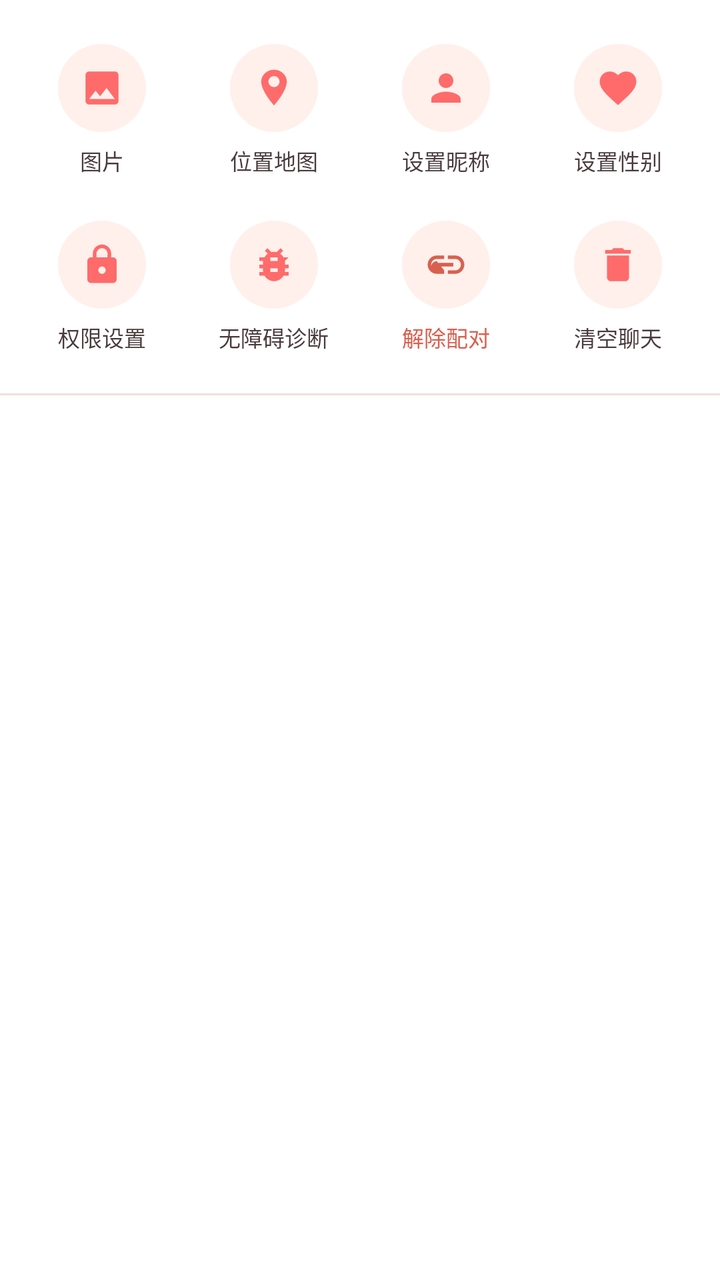
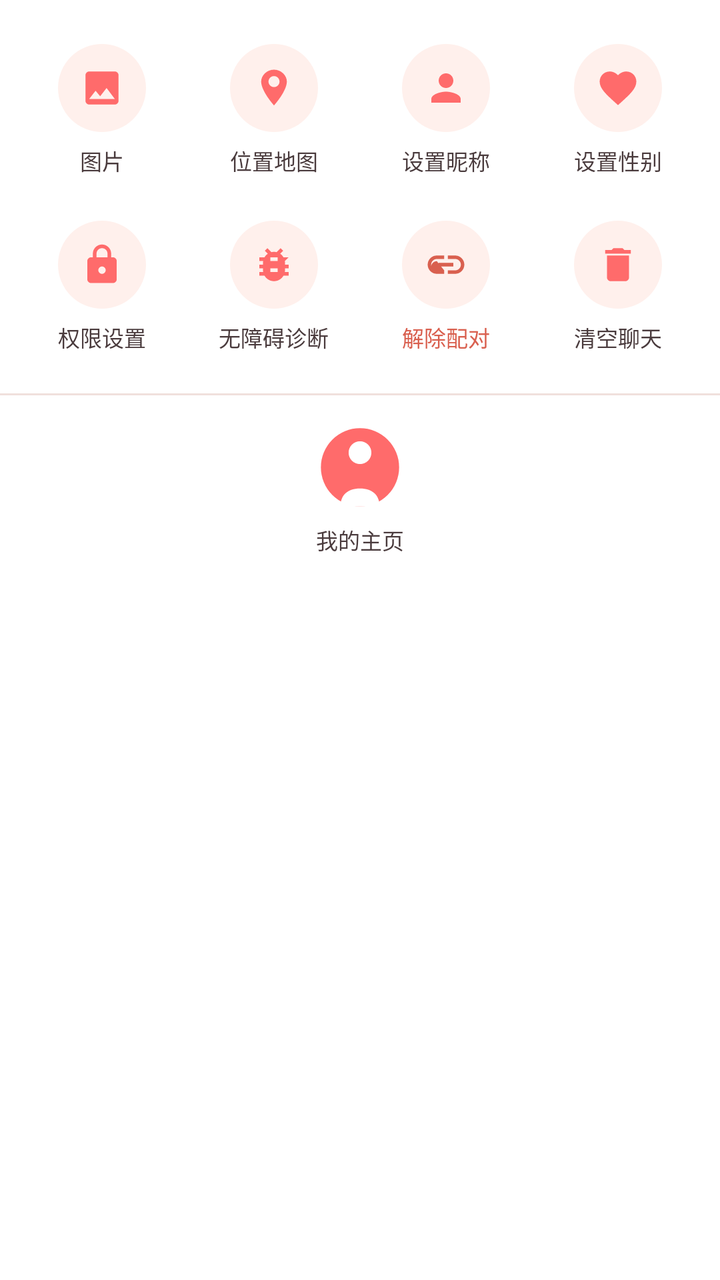

Compare the two renders of this Android layout. The source of the first and the diff that turns it into the second are given below.
<!-- AndroidManifest.xml: application theme Theme.EyeMonitor -->
<!-- res/layout/view_more_panel.xml -->
<?xml version="1.0" encoding="utf-8"?>
<LinearLayout xmlns:android="http://schemas.android.com/apk/res/android"
    android:id="@+id/more_panel"
    android:layout_width="match_parent"
    android:layout_height="wrap_content"
    android:orientation="vertical"
    android:background="@color/surface"
    android:elevation="4dp">

    
    <LinearLayout
        android:layout_width="match_parent"
        android:layout_height="wrap_content"
        android:orientation="horizontal"
        android:paddingTop="14dp"
        android:paddingStart="8dp"
        android:paddingEnd="8dp">

        <LinearLayout
            android:id="@+id/grid_image"
            android:layout_width="0dp"
            android:layout_height="wrap_content"
            android:layout_weight="1"
            android:orientation="vertical"
            android:gravity="center"
            android:padding="8dp"
            android:clickable="true"
            android:focusable="true"
            android:background="?attr/selectableItemBackground">
            <ImageView
                android:layout_width="44dp"
                android:layout_height="44dp"
                android:src="@drawable/ic_image"
                android:background="@drawable/bg_icon_circle"
                android:padding="11dp"
                android:tint="@color/primary" />
            <TextView
                android:layout_width="wrap_content"
                android:layout_height="wrap_content"
                android:text="@string/menu_image"
                android:textColor="@color/text_primary"
                android:textSize="11sp"
                android:layout_marginTop="6dp" />
        </LinearLayout>

        <LinearLayout
            android:id="@+id/grid_map"
            android:layout_width="0dp"
            android:layout_height="wrap_content"
            android:layout_weight="1"
            android:orientation="vertical"
            android:gravity="center"
            android:padding="8dp"
            android:clickable="true"
            android:focusable="true"
            android:background="?attr/selectableItemBackground">
            <ImageView
                android:layout_width="44dp"
                android:layout_height="44dp"
                android:src="@drawable/ic_map"
                android:background="@drawable/bg_icon_circle"
                android:padding="11dp"
                android:tint="@color/primary" />
            <TextView
                android:layout_width="wrap_content"
                android:layout_height="wrap_content"
                android:text="@string/menu_map"
                android:textColor="@color/text_primary"
                android:textSize="11sp"
                android:layout_marginTop="6dp" />
        </LinearLayout>

        <LinearLayout
            android:id="@+id/grid_nickname"
            android:layout_width="0dp"
            android:layout_height="wrap_content"
            android:layout_weight="1"
            android:orientation="vertical"
            android:gravity="center"
            android:padding="8dp"
            android:clickable="true"
            android:focusable="true"
            android:background="?attr/selectableItemBackground">
            <ImageView
                android:layout_width="44dp"
                android:layout_height="44dp"
                android:src="@drawable/ic_person"
                android:background="@drawable/bg_icon_circle"
                android:padding="11dp"
                android:tint="@color/primary" />
            <TextView
                android:layout_width="wrap_content"
                android:layout_height="wrap_content"
                android:text="@string/menu_nickname"
                android:textColor="@color/text_primary"
                android:textSize="11sp"
                android:layout_marginTop="6dp" />
        </LinearLayout>

        <LinearLayout
            android:id="@+id/grid_gender"
            android:layout_width="0dp"
            android:layout_height="wrap_content"
            android:layout_weight="1"
            android:orientation="vertical"
            android:gravity="center"
            android:padding="8dp"
            android:clickable="true"
            android:focusable="true"
            android:background="?attr/selectableItemBackground">
            <ImageView
                android:layout_width="44dp"
                android:layout_height="44dp"
                android:src="@drawable/ic_gender"
                android:background="@drawable/bg_icon_circle"
                android:padding="11dp"
                android:tint="@color/primary" />
            <TextView
                android:layout_width="wrap_content"
                android:layout_height="wrap_content"
                android:text="@string/menu_gender"
                android:textColor="@color/text_primary"
                android:textSize="11sp"
                android:layout_marginTop="6dp" />
        </LinearLayout>
    </LinearLayout>

    
    <LinearLayout
        android:layout_width="match_parent"
        android:layout_height="wrap_content"
        android:orientation="horizontal"
        android:paddingTop="6dp"
        android:paddingStart="8dp"
        android:paddingEnd="8dp">

        <LinearLayout
            android:id="@+id/grid_permissions"
            android:layout_width="0dp"
            android:layout_height="wrap_content"
            android:layout_weight="1"
            android:orientation="vertical"
            android:gravity="center"
            android:padding="8dp"
            android:clickable="true"
            android:focusable="true"
            android:background="?attr/selectableItemBackground">
            <ImageView
                android:layout_width="44dp"
                android:layout_height="44dp"
                android:src="@drawable/ic_settings"
                android:background="@drawable/bg_icon_circle"
                android:padding="11dp"
                android:tint="@color/primary" />
            <TextView
                android:layout_width="wrap_content"
                android:layout_height="wrap_content"
                android:text="@string/menu_permissions"
                android:textColor="@color/text_primary"
                android:textSize="11sp"
                android:layout_marginTop="6dp" />
        </LinearLayout>

        <LinearLayout
            android:id="@+id/grid_diagnose"
            android:layout_width="0dp"
            android:layout_height="wrap_content"
            android:layout_weight="1"
            android:orientation="vertical"
            android:gravity="center"
            android:padding="8dp"
            android:clickable="true"
            android:focusable="true"
            android:background="?attr/selectableItemBackground">
            <ImageView
                android:layout_width="44dp"
                android:layout_height="44dp"
                android:src="@drawable/ic_debug"
                android:background="@drawable/bg_icon_circle"
                android:padding="11dp"
                android:tint="@color/primary" />
            <TextView
                android:layout_width="wrap_content"
                android:layout_height="wrap_content"
                android:text="@string/menu_diagnose"
                android:textColor="@color/text_primary"
                android:textSize="11sp"
                android:layout_marginTop="6dp" />
        </LinearLayout>

        <LinearLayout
            android:id="@+id/grid_unpair"
            android:layout_width="0dp"
            android:layout_height="wrap_content"
            android:layout_weight="1"
            android:orientation="vertical"
            android:gravity="center"
            android:padding="8dp"
            android:clickable="true"
            android:focusable="true"
            android:background="?attr/selectableItemBackground">
            <ImageView
                android:layout_width="44dp"
                android:layout_height="44dp"
                android:src="@drawable/ic_pair"
                android:background="@drawable/bg_icon_circle"
                android:padding="11dp"
                android:tint="@color/status_error" />
            <TextView
                android:layout_width="wrap_content"
                android:layout_height="wrap_content"
                android:text="@string/menu_unpair"
                android:textColor="@color/status_error"
                android:textSize="11sp"
                android:layout_marginTop="6dp" />
        </LinearLayout>

        <LinearLayout
            android:id="@+id/grid_clear"
            android:layout_width="0dp"
            android:layout_height="wrap_content"
            android:layout_weight="1"
            android:orientation="vertical"
            android:gravity="center"
            android:padding="8dp"
            android:clickable="true"
            android:focusable="true"
            android:background="?attr/selectableItemBackground">
            <ImageView
                android:layout_width="44dp"
                android:layout_height="44dp"
                android:src="@drawable/ic_delete"
                android:background="@drawable/bg_icon_circle"
                android:padding="11dp"
                android:tint="@color/primary" />
            <TextView
                android:layout_width="wrap_content"
                android:layout_height="wrap_content"
                android:text="@string/menu_clear_chat"
                android:textColor="@color/text_primary"
                android:textSize="11sp"
                android:layout_marginTop="6dp" />
        </LinearLayout>
    </LinearLayout>

    <View
        android:layout_width="match_parent"
        android:layout_height="1dp"
        android:background="@color/divider"
        android:layout_marginTop="12dp" />
</LinearLayout>
<!-- resources referenced by this layout -->
<resources>
  <color name="divider">#F0E0DC</color>
  <color name="primary">#FF6B6B</color>
  <color name="status_error">#D9604F</color>
  <color name="surface">#FFFFFF</color>
  <color name="text_primary">#4A3B3D</color>
  <!-- drawable bg_icon_circle (drawable) -->
  <?xml version="1.0" encoding="utf-8"?>
  <shape xmlns:android="http://schemas.android.com/apk/res/android"
      android:shape="oval">
      <solid android:color="@color/surface_alt" />
  </shape>
  <!-- drawable ic_delete (drawable) -->
  <?xml version="1.0" encoding="utf-8"?>
  <vector xmlns:android="http://schemas.android.com/apk/res/android"
      android:width="24dp"
      android:height="24dp"
      android:viewportWidth="24"
      android:viewportHeight="24">
      <path
          android:fillColor="#FF6B6B"
          android:pathData="M6,19c0,1.1 0.9,2 2,2h8c1.1,0 2,-0.9 2,-2V7H6v12zM19,4h-3.5l-1,-1h-5l-1,1H5v2h14V4z" />
  </vector>
  <!-- drawable ic_image (drawable) -->
  <?xml version="1.0" encoding="utf-8"?>
  <vector xmlns:android="http://schemas.android.com/apk/res/android"
      android:width="24dp"
      android:height="24dp"
      android:viewportWidth="24"
      android:viewportHeight="24">
      <path
          android:fillColor="#FF6B6B"
          android:pathData="M21,19V5c0,-1.1 -0.9,-2 -2,-2H5C3.9,3 3,3.9 3,5v14c0,1.1 0.9,2 2,2h14C20.1,21 21,20.1 21,19zM8.5,13.5l2.5,3.01L14.5,12l4.5,6H5l3.5,-4.5z" />
  </vector>
  <!-- drawable ic_map (drawable) -->
  <?xml version="1.0" encoding="utf-8"?>
  <vector xmlns:android="http://schemas.android.com/apk/res/android"
      android:width="24dp"
      android:height="24dp"
      android:viewportWidth="24"
      android:viewportHeight="24">
      <path
          android:fillColor="#FFFFFF"
          android:pathData="M12,2C8.13,2 5,5.13 5,8.5c0,5.25 7,13 7,13s7,-7.75 7,-13C19,5.13 15.87,2 12,2zM12,11.5c-1.66,0 -3,-1.34 -3,-3s1.34,-3 3,-3 3,1.34 3,3 -1.34,3 -3,3z" />
  </vector>
  <!-- drawable ic_person (drawable) -->
  <?xml version="1.0" encoding="utf-8"?>
  <vector xmlns:android="http://schemas.android.com/apk/res/android"
      android:width="24dp"
      android:height="24dp"
      android:viewportWidth="24"
      android:viewportHeight="24">
      <path
          android:fillColor="#FF6B6B"
          android:pathData="M12,12c2.21,0 4,-1.79 4,-4s-1.79,-4 -4,-4 -4,1.79 -4,4 1.79,4 4,4zM12,14c-2.67,0 -8,1.34 -8,4v2h16v-2c0,-2.66 -5.33,-4 -8,-4z" />
  </vector>
  <string name="menu_clear_chat">清空聊天</string>
  <string name="menu_diagnose">无障碍诊断</string>
  <string name="menu_gender">设置性别</string>
  <string name="menu_image">图片</string>
  <string name="menu_map">位置地图</string>
  <string name="menu_nickname">设置昵称</string>
  <string name="menu_permissions">权限设置</string>
  <string name="menu_unpair">解除配对</string>
  <color name="surface_alt">#FFF0EC</color>
  <color name="primary_dark">#E05555</color>
  <color name="text_on_primary">#FFFFFF</color>
  <color name="accent">#FFA26B</color>
  <color name="background">#FFF9F7</color>
  <color name="text_secondary">#9A8B8D</color>
  <color name="white_translucent">#33FFFFFF</color>
  <!-- unchanged entries left out for length: 5 -->
</resources>

<!-- the commit's change to res/layout/view_more_panel.xml (unified diff, before → after) -->
@@ -248,4 +248,40 @@
         android:layout_height="1dp"
         android:background="@color/divider"
         android:layout_marginTop="12dp" />
+
+    
+    <LinearLayout
+        android:layout_width="match_parent"
+        android:layout_height="wrap_content"
+        android:orientation="horizontal"
+        android:paddingTop="6dp"
+        android:paddingStart="8dp"
+        android:paddingEnd="8dp">
+
+        <LinearLayout
+            android:id="@+id/grid_profile"
+            android:layout_width="0dp"
+            android:layout_height="wrap_content"
+            android:layout_weight="1"
+            android:orientation="vertical"
+            android:gravity="center"
+            android:padding="8dp"
+            android:clickable="true"
+            android:focusable="true"
+            android:background="?attr/selectableItemBackground">
+            <ImageView
+                android:id="@+id/iv_more_profile_av"
+                android:layout_width="44dp"
+                android:layout_height="44dp"
+                android:src="@drawable/avatar_female"
+                android:contentDescription="@string/menu_profile" />
+            <TextView
+                android:layout_width="wrap_content"
+                android:layout_height="wrap_content"
+                android:text="@string/menu_profile"
+                android:textColor="@color/text_primary"
+                android:textSize="11sp"
+                android:layout_marginTop="6dp" />
+        </LinearLayout>
+    </LinearLayout>
 </LinearLayout>
<!-- resource entries referenced after the edit -->
@@ -5,6 +5,26 @@
   <color name="status_error">#D9604F</color>
   <color name="surface">#FFFFFF</color>
   <color name="text_primary">#4A3B3D</color>
+  <!-- drawable avatar_female (drawable) -->
+  <?xml version="1.0" encoding="utf-8"?>
+  <vector xmlns:android="http://schemas.android.com/apk/res/android"
+      android:width="108dp"
+      android:height="108dp"
+      android:viewportWidth="108"
+      android:viewportHeight="108">
+      
+      <path
+          android:fillColor="@color/primary"
+          android:pathData="M54,54 m-48,0 a48,48 0 1,1 96,0 a48,48 0 1,1 -96,0" />
+      
+      <path
+          android:fillColor="@color/surface"
+          android:pathData="M54,36 m-14,0 a14,14 0 1,1 28,0 a14,14 0 1,1 -28,0" />
+      
+      <path
+          android:fillColor="@color/surface"
+          android:pathData="M30,102 C30,88 39,80 54,80 C69,80 78,88 78,102 Z" />
+  </vector>
   <!-- drawable bg_icon_circle (drawable) -->
   <?xml version="1.0" encoding="utf-8"?>
   <shape xmlns:android="http://schemas.android.com/apk/res/android"
@@ -62,6 +82,7 @@
   <string name="menu_map">位置地图</string>
   <string name="menu_nickname">设置昵称</string>
   <string name="menu_permissions">权限设置</string>
+  <string name="menu_profile">我的主页</string>
   <string name="menu_unpair">解除配对</string>
   <color name="surface_alt">#FFF0EC</color>
   <color name="primary_dark">#E05555</color>
